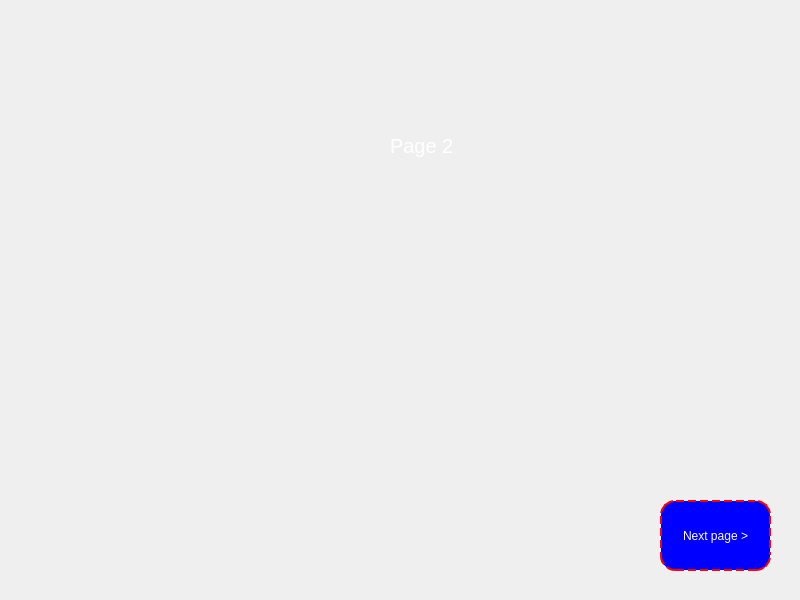
Qt form frontend/chooseaccount.ui (22kmo-project/group_14) before a commit.
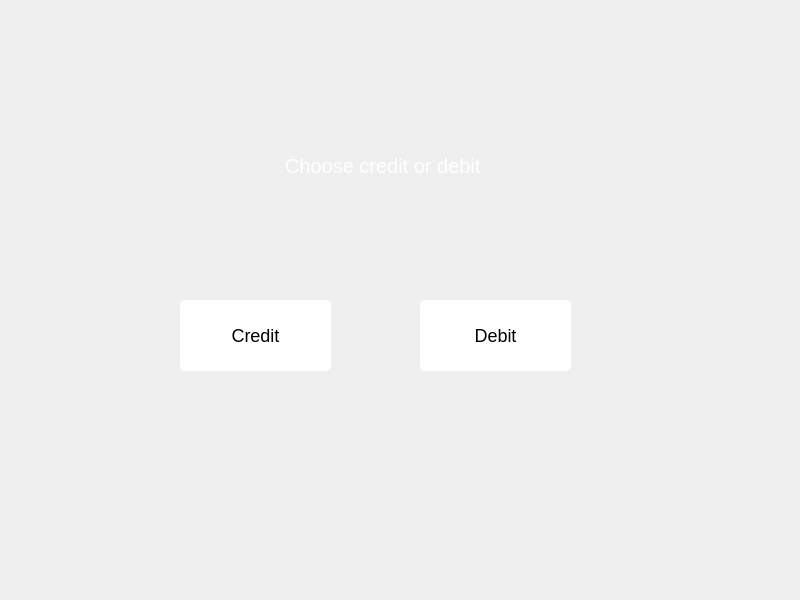
The same form after that commit.

Patch:
```diff
--- a/frontend/chooseaccount.ui
+++ b/frontend/chooseaccount.ui
@@ -16,37 +16,94 @@
   <widget class="QPushButton" name="pushButton_2">
    <property name="geometry">
     <rect>
-     <x>660</x>
-     <y>500</y>
-     <width>111</width>
+     <x>180</x>
+     <y>300</y>
+     <width>151</width>
      <height>71</height>
     </rect>
    </property>
+   <property name="font">
+    <font>
+     <pointsize>-1</pointsize>
+    </font>
+   </property>
+   <property name="cursor">
+    <cursorShape>PointingHandCursor</cursorShape>
+   </property>
    <property name="styleSheet">
-    <string notr="true">background:blue;
-border:2px dashed red;
-border-radius:15px;
-color:white;</string>
+    <string notr="true">QPushButton {
+background-color: rgb(255, 255, 255);
+color: rgb(0, 0, 0);
+border-radius:5px;
+padding:5 5px;
+font-size:18px;
+}
+QPushButton:hover {
+background-color: rgb(245, 245, 245);
+color: rgb(10, 10, 10);
+border-radius:8px;
+padding:5 5px;
+font-size:18px;
+}</string>
    </property>
    <property name="text">
-    <string>Next page &gt;</string>
+    <string>Credit</string>
+   </property>
+  </widget>
+  <widget class="QPushButton" name="debitButton">
+   <property name="geometry">
+    <rect>
+     <x>420</x>
+     <y>300</y>
+     <width>151</width>
+     <height>71</height>
+    </rect>
+   </property>
+   <property name="font">
+    <font>
+     <pointsize>-1</pointsize>
+    </font>
+   </property>
+   <property name="cursor">
+    <cursorShape>PointingHandCursor</cursorShape>
+   </property>
+   <property name="styleSheet">
+    <string notr="true">QPushButton {
+background-color: rgb(255, 255, 255);
+color: rgb(0, 0, 0);
+border-radius:5px;
+padding:5 5px;
+font-size:18px;
+}
+QPushButton:hover {
+background-color: rgb(245, 245, 245);
+color: rgb(10, 10, 10);
+border-radius:8px;
+padding:5 5px;
+font-size:18px;
+}</string>
+   </property>
+   <property name="text">
+    <string>Debit</string>
    </property>
   </widget>
   <widget class="QLabel" name="label">
    <property name="geometry">
     <rect>
-     <x>390</x>
-     <y>110</y>
-     <width>161</width>
-     <height>71</height>
+     <x>270</x>
+     <y>140</y>
+     <width>221</width>
+     <height>51</height>
     </rect>
    </property>
    <property name="styleSheet">
-    <string notr="true">font-size:20px;
-color:white;</string>
+    <string notr="true">border-radius:5px;
+padding:0 10px;
+color:white;
+font-size:20px;</string>
    </property>
    <property name="text">
-    <string>Page 2</string>
+    <string>Choose credit or debit</string>
    </property>
   </widget>
  </widget>
```
Left out of the diff: 2 changed lines with no effect on the pictures.
